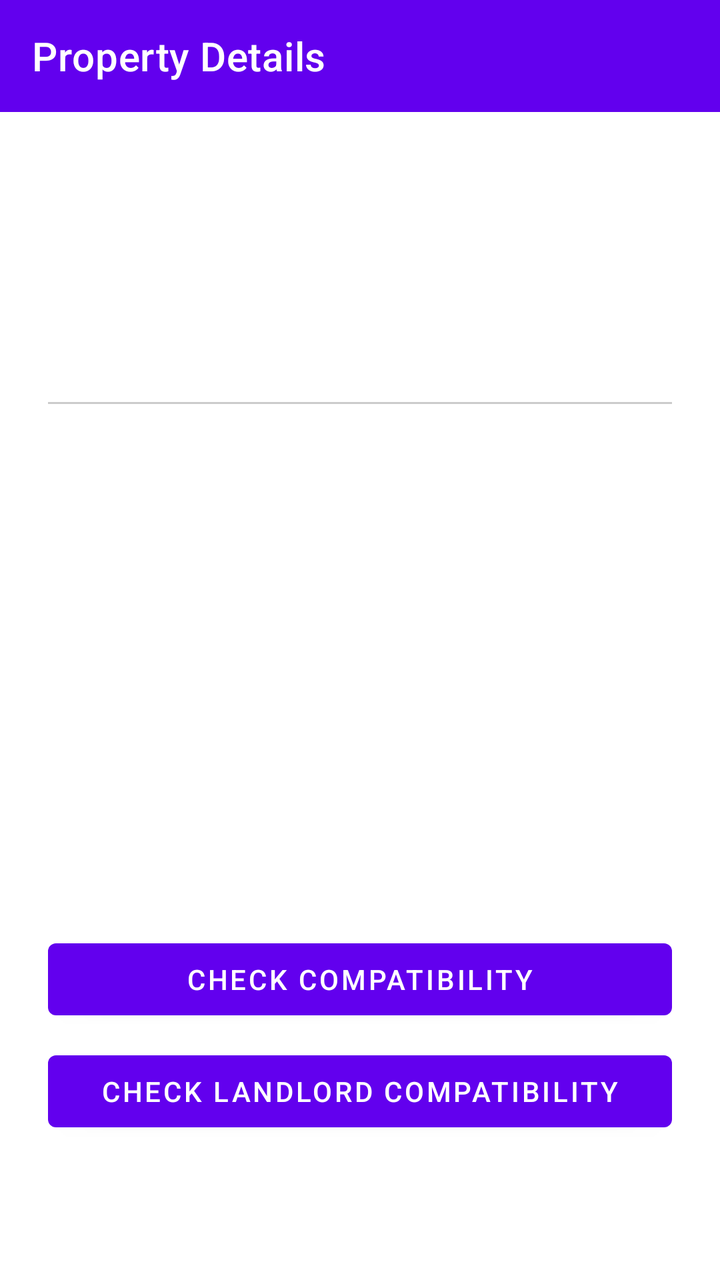
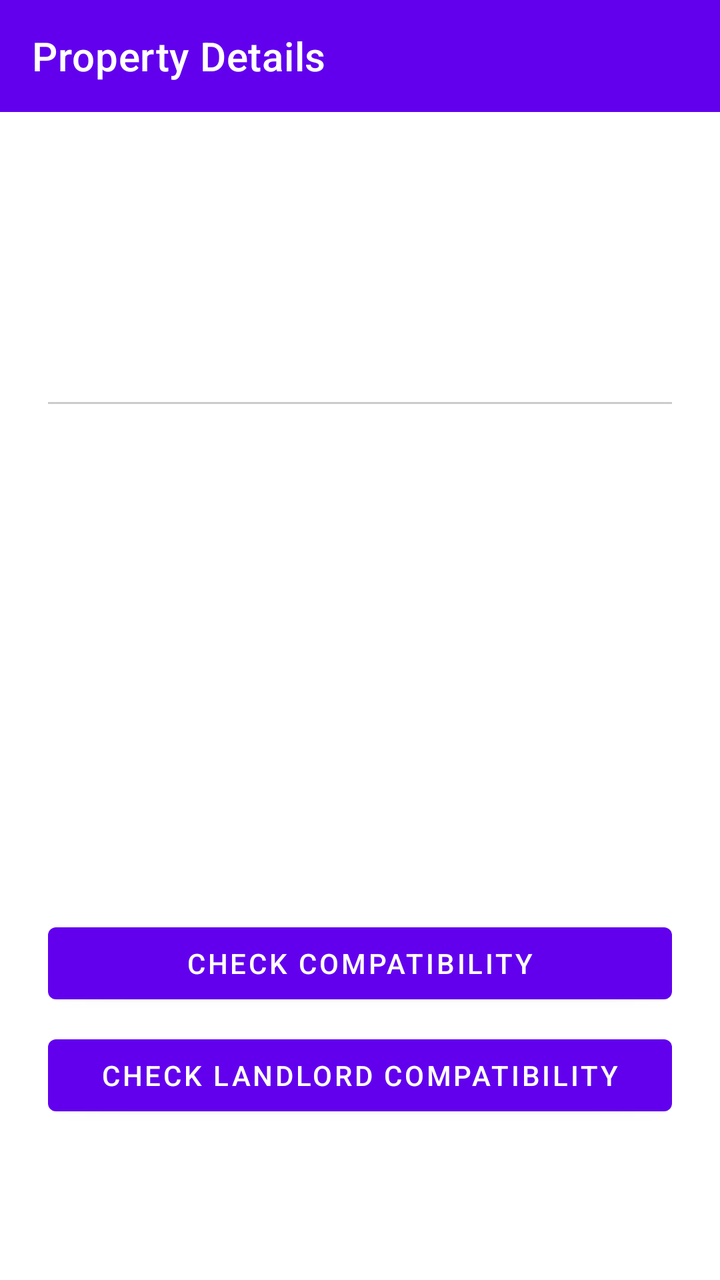

Two renders of the same Android screen: before a commit and after it. Below are the layout's source before the change and the commit's diff.
<!-- AndroidManifest.xml: application theme Theme.RentMate -->
<!-- res/layout/activity_property_details.xml -->
<?xml version="1.0" encoding="utf-8"?>
<LinearLayout xmlns:android="http://schemas.android.com/apk/res/android"
    xmlns:app="http://schemas.android.com/apk/res-auto"
    xmlns:tools="http://schemas.android.com/tools"
    android:id="@+id/main"
    android:layout_width="match_parent"
    android:layout_height="match_parent"
    android:orientation="vertical"
    tools:context=".PropertyDetailsActivity">

    <com.google.android.material.appbar.MaterialToolbar
        android:id="@+id/toolbar"
        android:layout_width="match_parent"
        android:layout_height="?attr/actionBarSize"
        android:background="?attr/colorPrimary"
        app:title="@string/title_property_details"
        app:titleTextColor="@color/white" />

    <ScrollView
        android:layout_width="match_parent"
        android:layout_height="match_parent">

    <LinearLayout
        android:layout_width="match_parent"
        android:layout_height="wrap_content"
        android:orientation="vertical"
        android:padding="24dp">

        <TextView
            android:id="@+id/tvTitle"
            android:layout_width="wrap_content"
            android:layout_height="wrap_content"
            android:textSize="24sp"
            android:textStyle="bold"
            android:textColor="@color/purple_500" />

        <TextView
            android:id="@+id/tvRent"
            android:layout_width="wrap_content"
            android:layout_height="wrap_content"
            android:layout_marginTop="8dp"
            android:textSize="20sp"
            android:textStyle="bold"
            android:textColor="@color/teal_700" />

        <TextView
            android:id="@+id/tvLocation"
            android:layout_width="wrap_content"
            android:layout_height="wrap_content"
            android:layout_marginTop="16dp"
            android:textSize="16sp" />

        <View
            android:layout_width="match_parent"
            android:layout_height="1dp"
            android:layout_marginTop="16dp"
            android:background="#CCCCCC" />

        <TextView
            android:id="@+id/tvType"
            android:layout_width="wrap_content"
            android:layout_height="wrap_content"
            android:layout_marginTop="16dp"
            android:textSize="16sp" />

        <TextView
            android:id="@+id/tvBedrooms"
            android:layout_width="wrap_content"
            android:layout_height="wrap_content"
            android:layout_marginTop="8dp"
            android:textSize="16sp" />

        <TextView
            android:id="@+id/tvRoomType"
            android:layout_width="wrap_content"
            android:layout_height="wrap_content"
            android:layout_marginTop="8dp"
            android:textSize="16sp" />

        <TextView
            android:id="@+id/tvLease"
            android:layout_width="wrap_content"
            android:layout_height="wrap_content"
            android:layout_marginTop="8dp"
            android:textSize="16sp" />

        <TextView
            android:id="@+id/tvAmenities"
            android:layout_width="wrap_content"
            android:layout_height="wrap_content"
            android:layout_marginTop="16dp"
            android:textSize="16sp" />

        <TextView
            android:id="@+id/tvRules"
            android:layout_width="wrap_content"
            android:layout_height="wrap_content"
            android:layout_marginTop="8dp"
            android:textSize="16sp" />

        <TextView
            android:id="@+id/tvDescription"
            android:layout_width="wrap_content"
            android:layout_height="wrap_content"
            android:layout_marginTop="16dp"
            android:textSize="16sp" />

        <Button
            android:id="@+id/btnCheckCompatibility"
            android:layout_width="match_parent"
            android:layout_height="wrap_content"
            android:layout_marginTop="32dp"
            android:text="@string/btn_check_compatibility" />

        <Button
            android:id="@+id/btnCheckLandlordCompatibility"
            android:layout_width="match_parent"
            android:layout_height="wrap_content"
            android:layout_marginTop="8dp"
            android:text="@string/btn_check_landlord_compatibility" />

    </LinearLayout>
</ScrollView>
</LinearLayout>
<!-- resources referenced by this layout -->
<resources>
  <color name="purple_500">#FF6200EE</color>
  <color name="teal_700">#FF018786</color>
  <color name="white">#FFFFFFFF</color>
  <string name="btn_check_compatibility">Check Compatibility</string>
  <string name="btn_check_landlord_compatibility">Check Landlord Compatibility</string>
  <string name="title_property_details">Property Details</string>
  <style name="Theme.RentMate" parent="Theme.MaterialComponents.DayNight.NoActionBar">
          
          <item name="colorPrimary">@color/purple_500</item>
          <item name="colorPrimaryVariant">@color/purple_700</item>
          <item name="colorOnPrimary">@color/white</item>
          
          <item name="colorSecondary">@color/teal_200</item>
          <item name="colorSecondaryVariant">@color/teal_700</item>
          <item name="colorOnSecondary">@color/black</item>
          
          <item name="android:statusBarColor">?attr/colorPrimaryVariant</item>
          
      </style>
  <color name="purple_700">#FF3700B3</color>
  <color name="teal_200">#FF03DAC5</color>
  <color name="black">#FF000000</color>
</resources>

<!-- the commit's change to res/layout/activity_property_details.xml (unified diff, before → after) -->
@@ -105,11 +105,39 @@
             android:layout_marginTop="16dp"
             android:textSize="16sp" />
 
+        <LinearLayout
+            android:id="@+id/layoutManagement"
+            android:layout_width="match_parent"
+            android:layout_height="wrap_content"
+            android:orientation="horizontal"
+            android:layout_marginTop="24dp"
+            android:visibility="gone">
+
+            <Button
+                android:id="@+id/btnEditProperty"
+                android:layout_width="0dp"
+                android:layout_height="wrap_content"
+                android:layout_weight="1"
+                android:layout_marginEnd="4dp"
+                android:text="@string/btn_edit_property"
+                style="@style/Widget.MaterialComponents.Button.OutlinedButton"/>
+
+            <Button
+                android:id="@+id/btnDeleteProperty"
+                android:layout_width="0dp"
+                android:layout_height="wrap_content"
+                android:layout_weight="1"
+                android:layout_marginStart="4dp"
+                android:text="@string/btn_delete_property"
+                android:textColor="#FF0000"
+                style="@style/Widget.MaterialComponents.Button.OutlinedButton"/>
+        </LinearLayout>
+
         <Button
             android:id="@+id/btnCheckCompatibility"
             android:layout_width="match_parent"
             android:layout_height="wrap_content"
-            android:layout_marginTop="32dp"
+            android:layout_marginTop="24dp"
             android:text="@string/btn_check_compatibility" />
 
         <Button
<!-- resource entries referenced after the edit -->
@@ -5,6 +5,8 @@
   <color name="white">#FFFFFFFF</color>
   <string name="btn_check_compatibility">Check Compatibility</string>
   <string name="btn_check_landlord_compatibility">Check Landlord Compatibility</string>
+  <string name="btn_delete_property">Delete Property</string>
+  <string name="btn_edit_property">Edit Property</string>
   <string name="title_property_details">Property Details</string>
   <style name="Theme.RentMate" parent="Theme.MaterialComponents.DayNight.NoActionBar">
           
